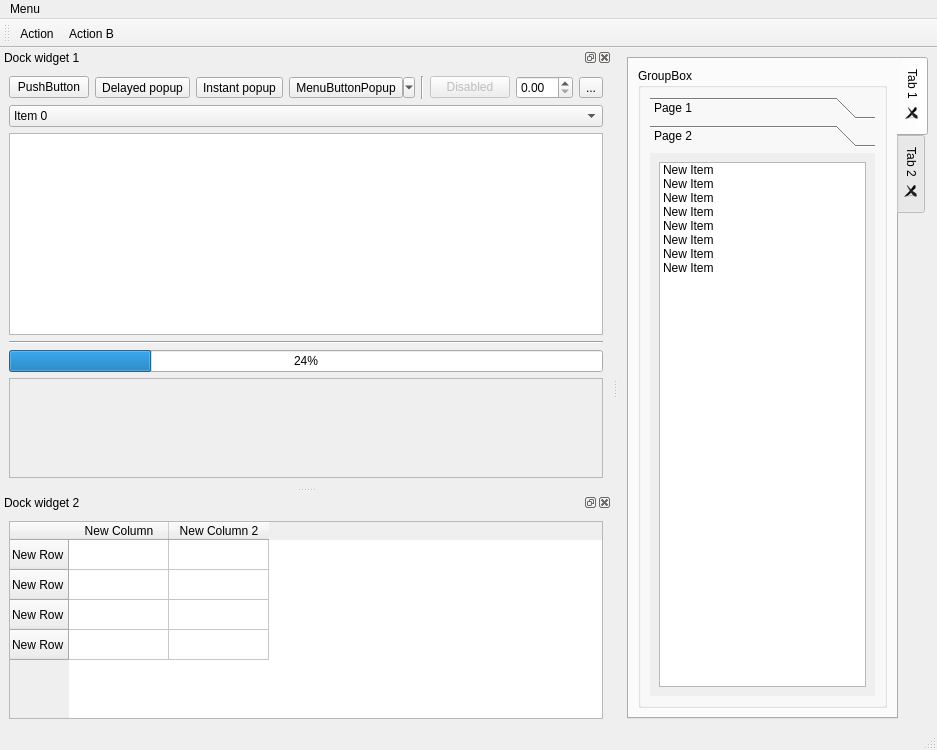
Before: the Qt Designer form example/ui/example.ui in ColinDuquesnoy/QDarkStyleSheet, drawn with Qt 5.
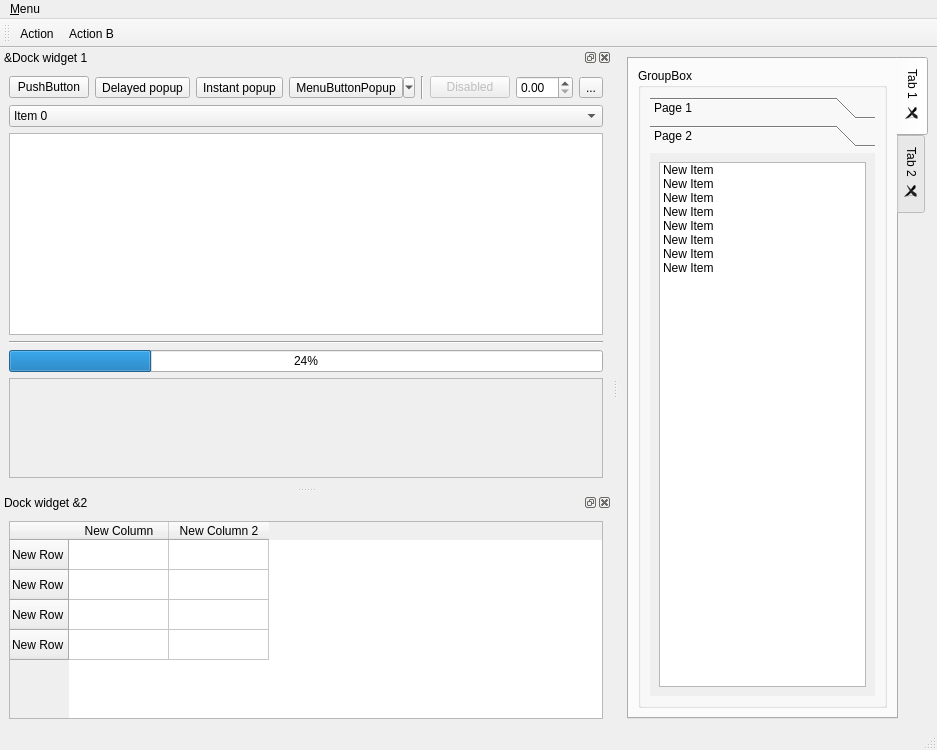
After: the same form once the commit is applied. The open tabs and pages were chosen to show the change.

```diff
--- a/example/ui/example.ui
+++ b/example/ui/example.ui
@@ -202,12 +202,12 @@
      <x>0</x>
      <y>0</y>
      <width>937</width>
-     <height>22</height>
+     <height>29</height>
     </rect>
    </property>
    <widget class="QMenu" name="menuMenu">
     <property name="title">
-     <string>Menu</string>
+     <string>&amp;Menu</string>
     </property>
     <widget class="QMenu" name="menuSubmenu_2">
      <property name="title">
@@ -224,7 +224,7 @@
   <widget class="QStatusBar" name="statusbar"/>
   <widget class="QDockWidget" name="dockWidget1">
    <property name="windowTitle">
-    <string>Dock widget 1</string>
+    <string>&amp;Dock widget 1</string>
    </property>
    <attribute name="dockWidgetArea">
     <number>1</number>
@@ -355,7 +355,7 @@
   </widget>
   <widget class="QDockWidget" name="dockWidget2">
    <property name="windowTitle">
-    <string>Dock widget 2</string>
+    <string>Dock widget &amp;2</string>
    </property>
    <attribute name="dockWidgetArea">
     <number>1</number>
```
Left out of the diff: 21 changed lines with no effect on the pictures.
